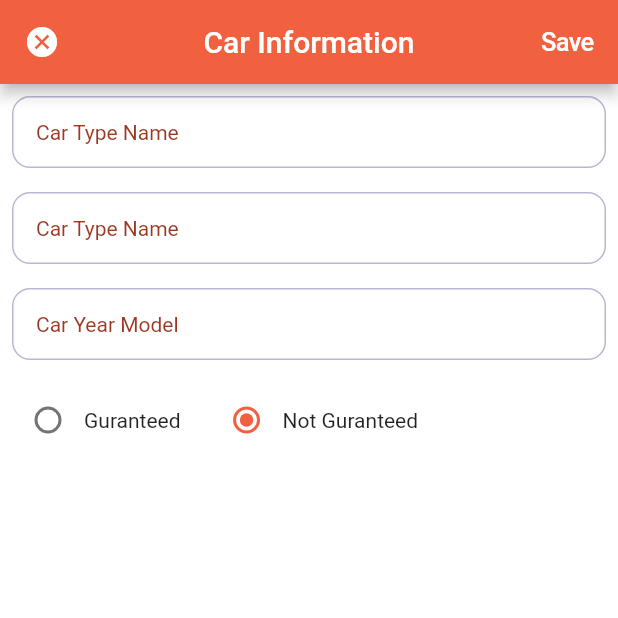
After one commit to rabukhader/Emergency-Call, a Flutter app: the HomePage screen opened directly, item 2 of the bottom bar chosen, after a tap on "Car Information", on a phone screen of 412 x 824 dp, the top half of it. The commit adds this screen. Run offline on Flutter 3.47's test engine with Material 3 defaults, Android fonts, the light colour scheme and no system bars; our stand-ins replace animate_do, another_flushbar, cloud_firestore, dots_indicator, firebase_auth, firebase_core and 9 more; accounts and stored records are empty; Roboto replaces fonts that are missing (Poppins).

Commit message:
add-car-info

```diff
--- /dev/null
+++ b/lib/model/car.dart
@@ -0,0 +1,29 @@
+class Car {
+  final int? carNumber;
+  final String? carName;
+  final String? carYearModel;
+  final bool? isGuranteed;
+
+  Car(
+      {required this.carNumber,
+      required this.isGuranteed,
+      required this.carName,
+      required this.carYearModel});
+
+  Map<String, dynamic> toJson() {
+    return {
+      'carNumber': carNumber,
+      'carName': carName,
+      'carYearModel': carYearModel,
+      'isGuranteed': isGuranteed
+    };
+  }
+
+  factory Car.fromJson(Map<String, dynamic> json) {
+    return Car(
+        carNumber: json['carNumber'],
+        carName: json['carName'],
+        isGuranteed: json['isGuranteed'],
+        carYearModel: (json['carYearModel']).toString());
+  }
+}
--- a/lib/ui/home/emeregency_dashboard/emeregency_dashboard_provider.dart
+++ b/lib/ui/home/emeregency_dashboard/emeregency_dashboard_provider.dart
@@ -1,5 +1,6 @@
 import 'package:cloud_firestore/cloud_firestore.dart';
 import 'package:emergancy_call/model/call.dart';
+import 'package:emergancy_call/model/car.dart';
 import 'package:emergancy_call/model/report.dart';
 import 'package:emergancy_call/utils/formatter.dart';
 import 'package:flutter/material.dart';
@@ -34,7 +35,7 @@ class EmergencyDashboardProvider extends ChangeNotifier {
   }
 
   _fetchPoliceReports() async {
-    CollectionReference emergencyTypeRef = _firestore.collection(type);
+    CollectionReference emergencyTypeRef = _firestore.collection("POLICE");
 
     QuerySnapshot reportsSnapshot = await emergencyTypeRef.get();
     List<Report> previousReport = [];
@@ -44,6 +45,11 @@ class EmergencyDashboardProvider extends ChangeNotifier {
       Timestamp dateTime = doc['date'];
       int userNumber = doc['userNumber'];
       Report report = Report(
+          userCar: Car(
+              carName: doc['carName'],
+              carNumber: doc['carNumber'],
+              carYearModel: doc['carYearModel'],
+              isGuranteed: doc['isGuranteed']),
           type: Formatter.stringToEmergencyType(type),
           title: title,
           userNumber: userNumber,
--- /dev/null
+++ b/lib/ui/home/profile_page/car_info/car_info.dart
@@ -0,0 +1,189 @@
+// ignore_for_file: use_build_context_synchronously
+
+import 'package:emergancy_call/model/car.dart';
+import 'package:emergancy_call/services/auth_store.dart';
+import 'package:emergancy_call/ui/home/profile_page/car_info/car_info_provider.dart';
+import 'package:emergancy_call/utils/buttons.dart';
+import 'package:emergancy_call/utils/colors.dart';
+import 'package:emergancy_call/utils/validators.dart';
+import 'package:flutter/material.dart';
+import 'package:get_it/get_it.dart';
+import 'package:provider/provider.dart';
+
+class CarInfoPage extends StatefulWidget {
+  final Car? userCar;
+  const CarInfoPage({super.key, this.userCar});
+
+  @override
+  State<CarInfoPage> createState() => _ContainernfoPageState();
+}
+
+class _ContainernfoPageState extends State<CarInfoPage> {
+  final TextEditingController _carNumber = TextEditingController();
+  final TextEditingController _carYearModel = TextEditingController();
+  final TextEditingController _carName = TextEditingController();
+  final GlobalKey<FormState> _formState = GlobalKey<FormState>();
+  bool? _isGuranteed;
+
+  @override
+  void initState() {
+    _carName.text = widget.userCar?.carName ?? "";
+    _carYearModel.text = widget.userCar?.carYearModel ?? "";
+    _carNumber.text = (widget.userCar?.carNumber ?? "").toString();
+    _isGuranteed = widget.userCar?.isGuranteed ?? false;
+    super.initState();
+  }
+
+  @override
+  Widget build(BuildContext context) {
+    return ChangeNotifierProvider(
+        create: (context) => CarInfoProvider(authStore: GetIt.I<AuthStore>()),
+        builder: (context, snapshot) {
+          CarInfoProvider provider = context.watch();
+          return Scaffold(
+              appBar: AppBar(
+                backgroundColor: kPrimaryColor,
+                title: const Text("Car Information"),
+                automaticallyImplyLeading: false,
+                centerTitle: true,
+                actions: [
+                  QPrimaryButton(
+                      isLoading: provider.isUpdating,
+                      loaderColor: kWhiteColor,
+                      enabled: _validateInput(),
+                      onPressed: () async {
+                        await provider.updateInfo({
+                          'carNumber': int.tryParse(_carNumber.text),
+                          'carYearModel': int.tryParse(_carYearModel.text),
+                          'carName': _carName.text,
+                          'isGuranteed': _isGuranteed
+                        });
+                        Navigator.pop(context);
+                      },
+                      label: "Save"),
+                ],
+                leading: GestureDetector(
+                    onTap: () => Navigator.pop(context),
+                    child: const Icon(Icons.cancel)),
+              ),
+              body: SingleChildScrollView(
+                child: Form(
+                    key: _formState,
+                    child: Column(children: [
+                      Column(children: [
+                        Container(
+                          padding: const EdgeInsets.all(8.0),
+                          child: TextFormField(
+                            onChanged: (value) {
+                              setState(() {
+                                _formState.currentState!.validate();
+                                _validateInput();
+                              });
+                            },
+                            validator: (value) {
+                              if (value == null || value.isEmpty) {
+                                return null;
+                              }
+                              return null;
+                            },
+                            controller: _carName,
+                            decoration: const InputDecoration(
+                                border: InputBorder.none,
+                                hintText: "Car Type Name",
+                                hintStyle:
+                                    TextStyle(color: kPrimaryDarkerColor)),
+                          ),
+                        ),
+                        Container(
+                          padding: const EdgeInsets.all(8.0),
+                          child: TextFormField(
+                            onChanged: (value) {
+                              setState(() {
+                                _formState.currentState!.validate();
+                                _validateInput();
+                              });
+                            },
+                            validator: (value) {
+                              if (value == null || value.isEmpty) {
+                                return null;
+                              }
+                              return null;
+                            },
+                            keyboardType: TextInputType.number,
+                            controller: _carNumber,
+                            decoration: const InputDecoration(
+                                border: InputBorder.none,
+                                hintText: "Car Type Name",
+                                hintStyle:
+                                    TextStyle(color: kPrimaryDarkerColor)),
+                          ),
+                        ),
+                        Container(
+                          padding: const EdgeInsets.all(8.0),
+                          child: TextFormField(
+                            onChanged: (value) {
+                              setState(() {
+                                _formState.currentState!.validate();
+                                _validateInput();
+                              });
+                            },
+                            validator: (value) {
+                              if (value == null || value.isEmpty) {
+                                return null;
+                              }
+                              if (Validator.isNumericWithLength(value, 4)) {
+                                return null;
+                              }
+                              return null;
+                            },
+                            keyboardType: TextInputType.number,
+                            controller: _carYearModel,
+                            decoration: const InputDecoration(
+                                border: InputBorder.none,
+                                hintText: "Car Year Model",
+                                hintStyle:
+                                    TextStyle(color: kPrimaryDarkerColor)),
+                          ),
+                        ),
+                        Container(
+                          padding: const EdgeInsets.all(8.0),
+                          child: Row(
+                            children: [
+                              Radio<bool>(
+                                activeColor: kPrimaryColor,
+                                value: true,
+                                groupValue: _isGuranteed,
+                                onChanged: (value) {
+                                  setState(() {
+                                    _isGuranteed = value ?? false;
+                                  });
+                                },
+                              ),
+                              const Text("Guranteed"),
+                              const SizedBox(width: 20),
+                              Radio<bool>(
+                                activeColor: kPrimaryColor,
+                                value: false,
+                                groupValue: _isGuranteed,
+                                onChanged: (value) {
+                                  setState(() {
+                                    _isGuranteed = value ?? false;
+                                  });
+                                },
+                              ),
+                              const Text('Not Guranteed'),
+                            ],
+                          ),
+                        ),
+                      ])
+                    ])),
+              ));
+        });
+  }
+
+  _validateInput() {
+    return (_carName.text.isNotEmpty &&
+        _carNumber.text.isNotEmpty &&
+        _carYearModel.text.isNotEmpty);
+  }
+}
--- /dev/null
+++ b/lib/ui/home/profile_page/car_info/car_info_provider.dart
@@ -0,0 +1,33 @@
+import 'package:cloud_firestore/cloud_firestore.dart';
+import 'package:emergancy_call/model/user.dart';
+import 'package:emergancy_call/services/auth_store.dart';
+import 'package:flutter/material.dart';
+
+class CarInfoProvider extends ChangeNotifier {
+  final AuthStore authStore;
+
+  CarInfoProvider({required this.authStore});
+
+  bool _isUpdating = false;
+
+  bool get isUpdating => _isUpdating;
+
+    updateInfo(Map<String, dynamic> data) async {
+    try {
+      _isUpdating = true;
+      notifyListeners();
+      await updateUserDataOnFireStore(data);
+    } catch (e) {
+      print(e);
+    } finally {
+      _isUpdating = false;
+      notifyListeners();
+    }
+  }
+
+  updateUserDataOnFireStore(Map<String, dynamic> data) async {
+    User? user = await authStore.getUser();
+    CollectionReference users = FirebaseFirestore.instance.collection('user');
+    await users.doc(user!.id).update(data);
+  }
+}
--- a/lib/ui/home/profile_page/profile_page.dart
+++ b/lib/ui/home/profile_page/profile_page.dart
@@ -1,5 +1,5 @@
 import 'package:emergancy_call/services/auth_store.dart';
-import 'package:emergancy_call/ui/home/profile_page/edit_profile.dart';
+import 'package:emergancy_call/ui/home/profile_page/car_info/car_info.dart';
 import 'package:emergancy_call/ui/home/profile_page/profile_provider.dart';
 import 'package:emergancy_call/ui/home/profile_page/user_info/user_info_page.dart';
 import 'package:emergancy_call/ui/on_boarding_page/onboarding_page.dart';
@@ -37,7 +37,10 @@ class ProfilePage extends StatelessWidget {
                               height: 120,
                               child: ClipRRect(
                                   borderRadius: BorderRadius.circular(100),
-                                  child: SvgPicture.asset(provider.getGender == 'female' ?  kProfileFemale : kProfileMale)),
+                                  child: SvgPicture.asset(
+                                      provider.getGender == 'female'
+                                          ? kProfileFemale
+                                          : kProfileMale)),
                             ),
                             Positioned(
                               bottom: 0,
@@ -68,12 +71,13 @@ class ProfilePage extends StatelessWidget {
                         SizedBox(
                           width: 200,
                           child: ElevatedButton(
-                            onPressed: () {
-                              Navigator.push(
+                            onPressed: () async {
+                              await Navigator.push(
                                   context,
                                   MaterialPageRoute(
-                                      builder: (context) =>
-                                          const EditProfileScreen()));
+                                      builder: (context) => UserInfoPage(
+                                          user: provider.userData)));
+                              await provider.refreshData();
                             },
                             style: ElevatedButton.styleFrom(
                                 backgroundColor: kPrimaryColor,
@@ -87,18 +91,15 @@ class ProfilePage extends StatelessWidget {
                         const Divider(),
                         const SizedBox(height: 10),
 
-                        /// -- MENU
                         ProfileMenuWidget(
-                            title: "Settings",
-                            icon: LineAwesomeIcons.cog,
-                            onPress: () {}),
-                        const Divider(),
-                        const SizedBox(height: 10),
-                        ProfileMenuWidget(
-                            title: "Information",
-                            icon: LineAwesomeIcons.info,
+                            title: "Car Information",
+                            icon: LineAwesomeIcons.car,
                             onPress: () async {
-                              await Navigator.push(context, MaterialPageRoute(builder: (context) => UserInfoPage(user : provider.userData)));
+                              await Navigator.push(
+                                  context,
+                                  MaterialPageRoute(
+                                      builder: (context) => CarInfoPage(
+                                          userCar: provider.userCar)));
                               await provider.refreshData();
                             }),
                         const SizedBox(height: 10),
--- a/lib/ui/home/profile_page/profile_provider.dart
+++ b/lib/ui/home/profile_page/profile_provider.dart
@@ -1,3 +1,5 @@
+import 'package:cloud_firestore/cloud_firestore.dart';
+import 'package:emergancy_call/model/car.dart';
 import 'package:emergancy_call/model/user.dart';
 import 'package:emergancy_call/services/auth_store.dart';
 import 'package:flutter/material.dart';
@@ -8,6 +10,7 @@ class ProfileProvider extends ChangeNotifier {
 
   bool get isLoading => _isLoading;
   User? userData;
+  Car? userCar;
 
   ProfileProvider({required this.authStore}) {
     init();
@@ -18,6 +21,7 @@ class ProfileProvider extends ChangeNotifier {
       _isLoading = true;
       notifyListeners();
       userData = await authStore.getUser();
+      await fetchUserCar();
     } finally {
       _isLoading = false;
       notifyListeners();
@@ -33,4 +37,16 @@ class ProfileProvider extends ChangeNotifier {
   Future<void> refreshData() async {
     await init();
   }
+
+  fetchUserCar() async {
+    CollectionReference users = FirebaseFirestore.instance.collection('user');
+    DocumentSnapshot user = await users.doc(userData!.id).get();
+    Map userMap = user.data() as Map<String, dynamic>;
+    userCar = Car.fromJson({
+      "isGuranteed": userMap['isGuranteed'],
+      "carName": userMap['carName'],
+      "carYearModel": userMap['carYearModel'],
+      "carNumber": userMap['carNumber'],
+    });
+  }
 }
--- a/lib/ui/home/reports_page/screens/add_new_report/add_new_report.dart
+++ b/lib/ui/home/reports_page/screens/add_new_report/add_new_report.dart
@@ -127,6 +127,7 @@ class _AddNewReportState extends State<AddNewReport> {
                           enabled: _validateInput(),
                           onPressed: () {
                             model.addNewReport(Report(
+                              userCar: model.userCar,
                                 type: _selectedType ?? EmergencyType.ambulance,
                                 title: _title.text,
                                 description: _description.text,
--- a/lib/ui/home/reports_page/screens/prev_reports/prev_reports_provider.dart
+++ b/lib/ui/home/reports_page/screens/prev_reports/prev_reports_provider.dart
@@ -41,6 +41,7 @@
         Timestamp dateTime = doc['date'];
         EmergencyType type = Formatter.stringToEmergencyType(doc['type']);
         Report report = Report(
+          //ok
           type: type,
             title: title,
             description: description,
```
Also changed, not shown: lib/model/report.dart (+6 -1 lines), lib/ui/home/profile_page/edit_profile.dart (deleted, +0 -118 lines), lib/ui/home/reports_page/screens/add_new_report/add_new_report_provider.dart (+22 -5 lines).
